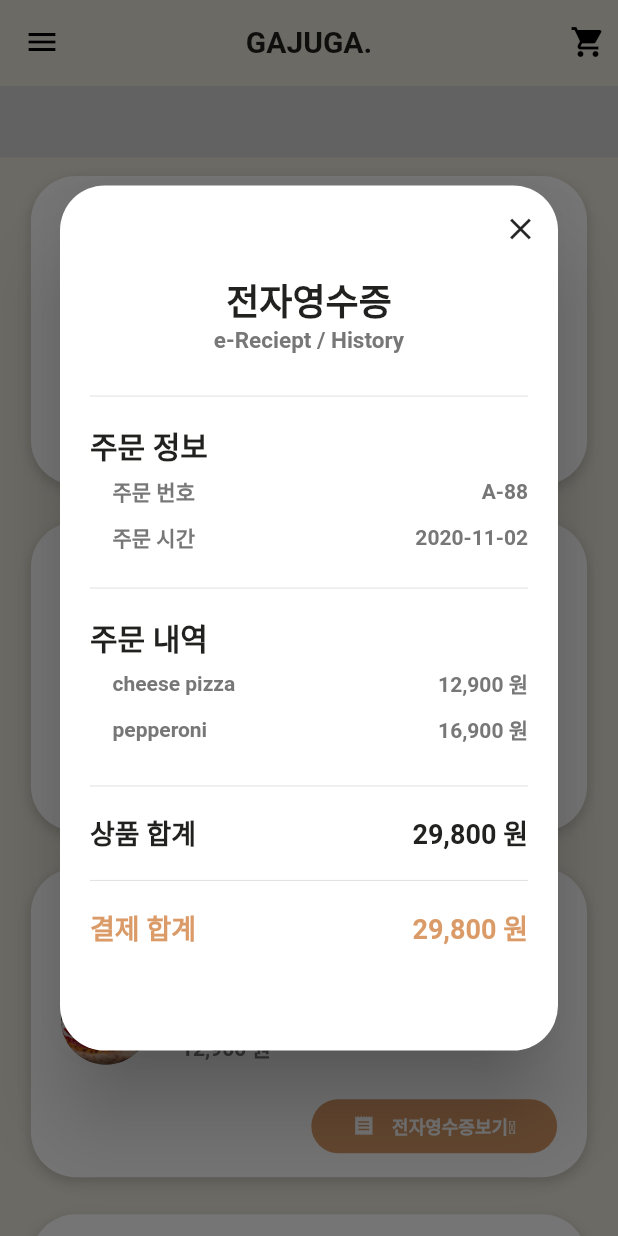
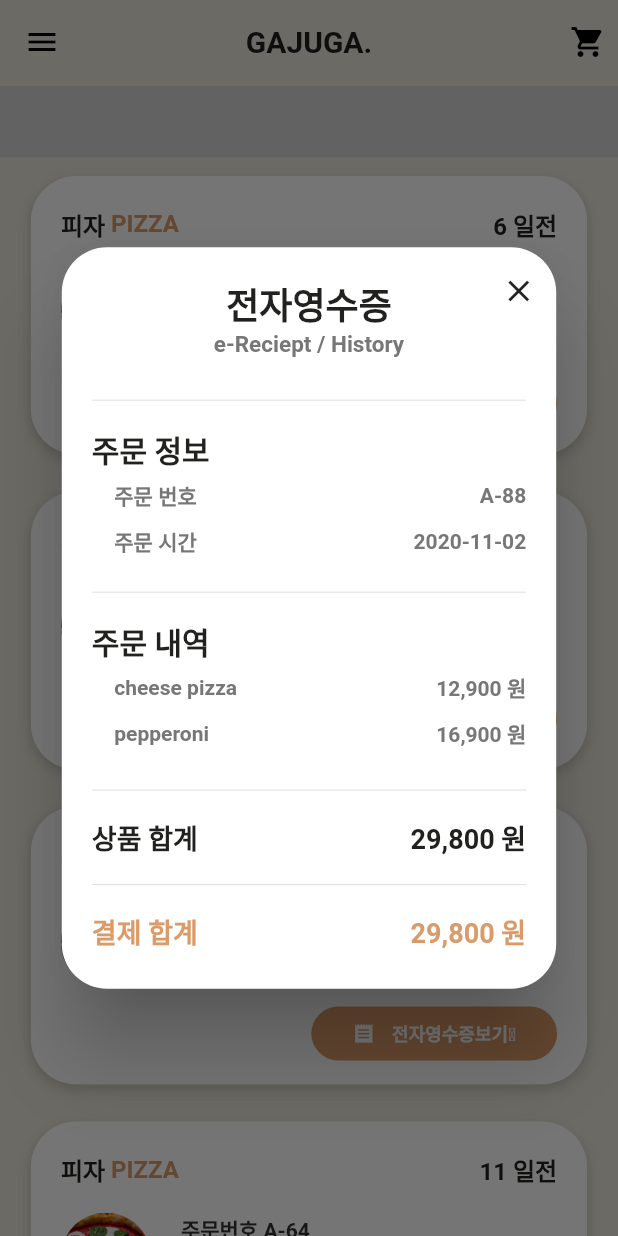
Before and after one commit to seunghwanly/commitSyndrome, a Flutter app: the OrderHistory widget shown alone on an empty page, opened directly, after a tap on an icon or button, on a phone screen of 412 x 824 dp. Run offline on Flutter 3.47's test engine with Material 2 defaults, Android fonts, the phone set to English and light mode, and no system bars; our stand-ins replace firebase_auth, firebase_database, image_picker; accounts and stored records are empty.

Commit message:
주문내역, 전자영수증 안드로이드 레이아웃 짤림 현상 수정..

```diff
--- a/gajuga_user/lib/component/body/order_history.dart
+++ b/gajuga_user/lib/component/body/order_history.dart
@@ -92,8 +92,8 @@ class OrderHistoryState extends State<OrderHistory> {
             }
 
             return customBoxContainerWithMargin(
-                MediaQuery.of(context).size.width * 0.8,
-                MediaQuery.of(context).size.height * 0.25,
+                MediaQuery.of(context).size.width * 0.9,  // 가로 세로 1 : 2 비율
+                MediaQuery.of(context).size.width * 0.45,
                 Column(
                   mainAxisAlignment: MainAxisAlignment.spaceBetween,
                   crossAxisAlignment: CrossAxisAlignment.stretch,
@@ -165,7 +165,7 @@ class OrderHistoryState extends State<OrderHistory> {
                         },
                         child: Container(
                           width: MediaQuery.of(context).size.width * 0.32,
-                          height: MediaQuery.of(context).size.height * 0.04,
+                          height: MediaQuery.of(context).size.width * 0.08,
                           child: Row(
                             mainAxisAlignment: MainAxisAlignment.spaceEvenly,
                             crossAxisAlignment: CrossAxisAlignment.center,
--- a/gajuga_user/lib/component/body/order_history_modal.dart
+++ b/gajuga_user/lib/component/body/order_history_modal.dart
@@ -18,8 +18,8 @@ showOrderHistoryModal(BuildContext c, Map<String, dynamic> list) {
           shape: RoundedRectangleBorder(
               borderRadius: BorderRadius.circular(30.0)), //this right here
           child: Container(
-              height: MediaQuery.of(context).size.height * 0.7,
-              width: MediaQuery.of(context).size.width * 0.9,
+              height: MediaQuery.of(context).size.height * 0.6,
+              width: MediaQuery.of(context).size.height * 0.4 < MediaQuery.of(context).size.width ? MediaQuery.of(context).size.height * 0.4 : MediaQuery.of(context).size.width * 0.9 ,
               child: Stack(
                 children: <Widget>[
                   Positioned(
@@ -36,7 +36,7 @@ showOrderHistoryModal(BuildContext c, Map<String, dynamic> list) {
                   ),
                   Container(
                     child: Column(
-                      mainAxisAlignment: MainAxisAlignment.center,
+                      mainAxisAlignment: MainAxisAlignment.spaceEvenly,
                       crossAxisAlignment: CrossAxisAlignment.center,
                       children: [
                         Container(
```
Also changed, not shown: 2 other files.
